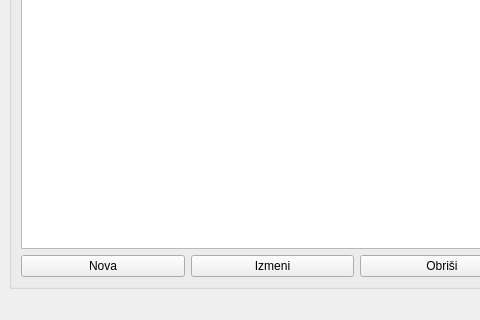
s-pab/Commercium, file formaprofaktura.ui: the form before one commit; both pictures show x 0 to 480 and y 262 to 582 of the 1078 by 582 pixel window.
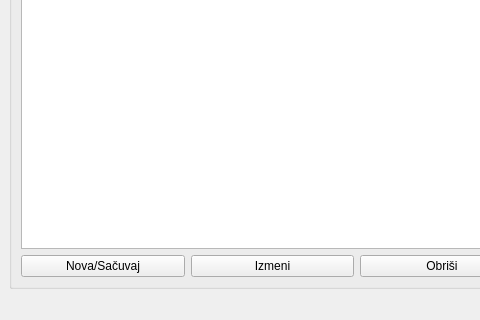
The form after the commit.

What changed in the file:
```diff
--- a/formaprofaktura.ui
+++ b/formaprofaktura.ui
@@ -274,7 +274,7 @@
                 </sizepolicy>
                </property>
                <property name="text">
-                <string>Nova</string>
+                <string>Nova/Sačuvaj</string>
                </property>
               </widget>
              </item>
```
